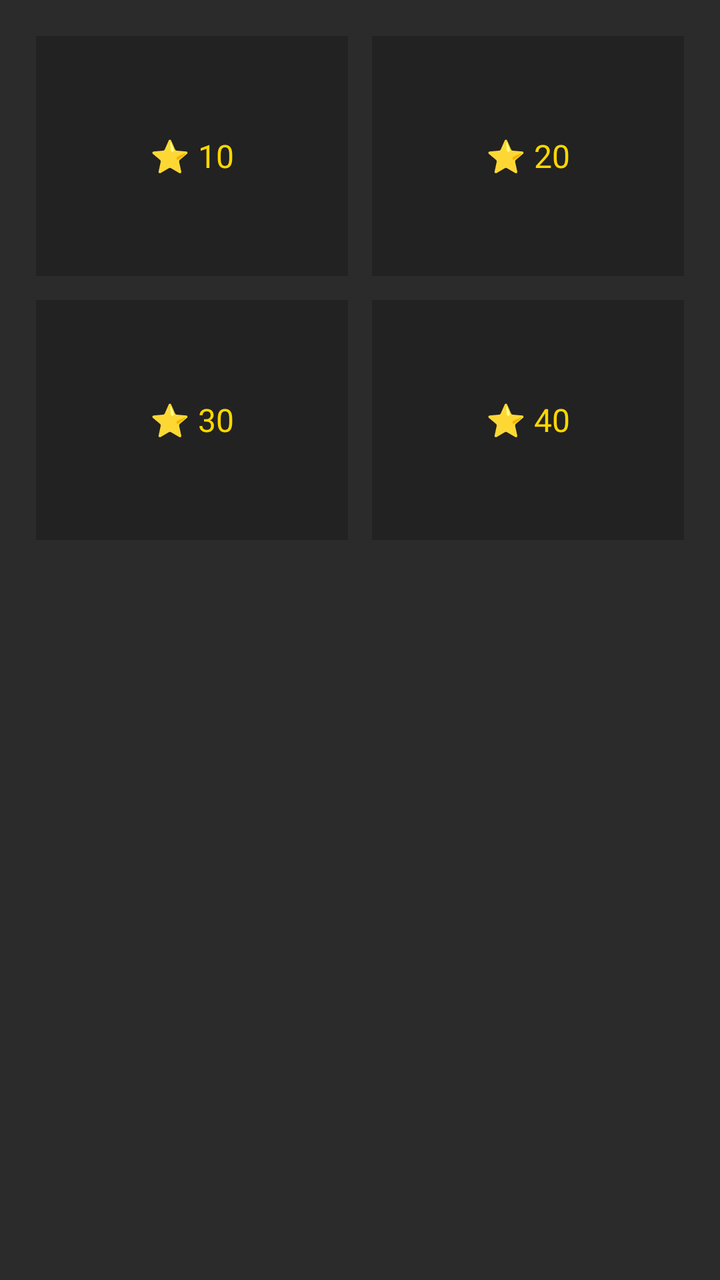
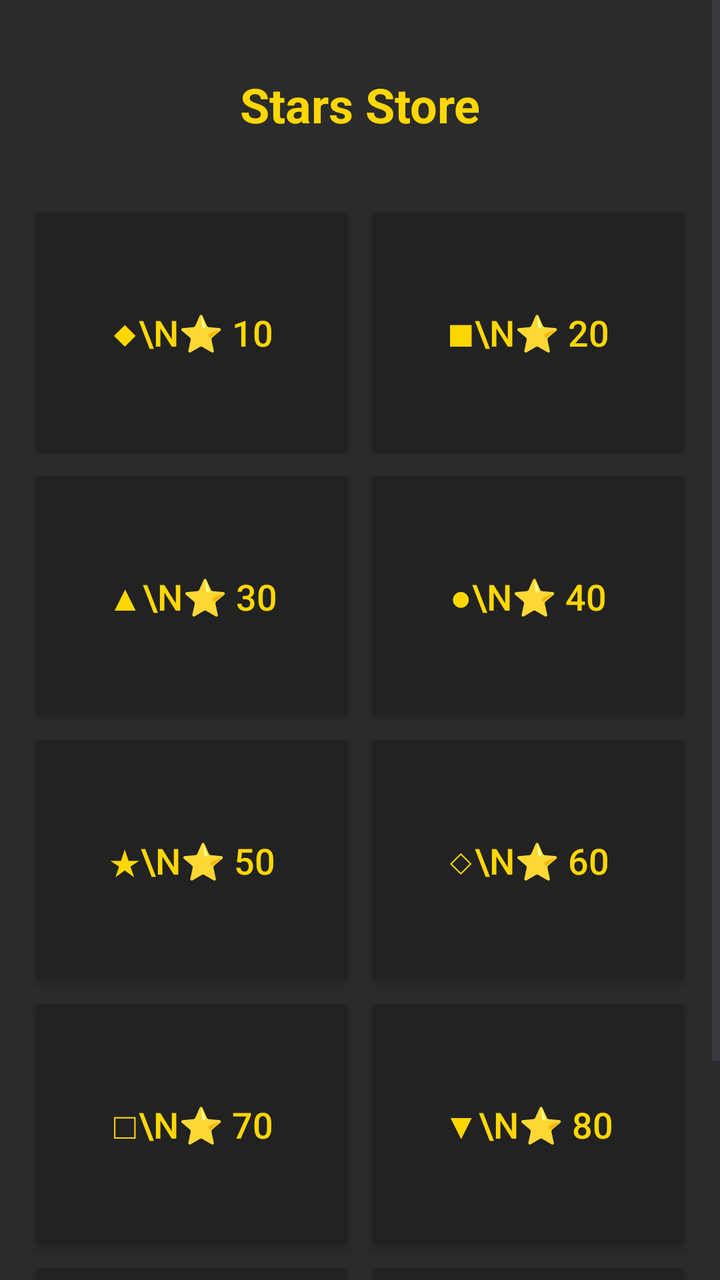

An Android layout rendered at two revisions. The XML below is the earlier revision; the diff shows what the commit changed to produce the second picture.
<!-- AndroidManifest.xml: application theme Theme.DanielColorSwitch -->
<!-- res/layout/activity_star_store.xml -->
<?xml version="1.0" encoding="utf-8"?>
<ScrollView xmlns:android="http://schemas.android.com/apk/res/android"
    android:layout_width="match_parent"
    android:layout_height="match_parent"
    android:fillViewport="true"
    android:background="#2B2B2B">


    <LinearLayout
        android:layout_width="match_parent"
        android:layout_height="wrap_content"
        android:orientation="vertical"
        android:padding="12dp">

        
        <LinearLayout
            android:layout_width="match_parent"
            android:layout_height="wrap_content"
            android:orientation="horizontal">

            <LinearLayout
                android:layout_width="0dp"
                android:layout_height="120dp"
                android:layout_weight="1"
                android:layout_margin="6dp"
                android:background="#222222"
                android:gravity="center"
                android:clickable="true"
                android:focusable="true">

                <TextView
                    android:layout_width="wrap_content"
                    android:layout_height="wrap_content"
                    android:text="⭐ 10"
                    android:textColor="#FFD700"
                    android:textSize="16sp" />
            </LinearLayout>

            <LinearLayout
                android:layout_width="0dp"
                android:layout_height="120dp"
                android:layout_weight="1"
                android:layout_margin="6dp"
                android:background="#222222"
                android:gravity="center"
                android:clickable="true"
                android:focusable="true">

                <TextView
                    android:layout_width="wrap_content"
                    android:layout_height="wrap_content"
                    android:text="⭐ 20"
                    android:textColor="#FFD700"
                    android:textSize="16sp" />
            </LinearLayout>

        </LinearLayout>

        
        <LinearLayout
            android:layout_width="match_parent"
            android:layout_height="wrap_content"
            android:orientation="horizontal">

            <LinearLayout
                android:layout_width="0dp"
                android:layout_height="120dp"
                android:layout_weight="1"
                android:layout_margin="6dp"
                android:background="#222222"
                android:gravity="center"
                android:clickable="true"
                android:focusable="true">

                <TextView
                    android:layout_width="wrap_content"
                    android:layout_height="wrap_content"
                    android:text="⭐ 30"
                    android:textColor="#FFD700"
                    android:textSize="16sp" />
            </LinearLayout>

            <LinearLayout
                android:layout_width="0dp"
                android:layout_height="120dp"
                android:layout_weight="1"
                android:layout_margin="6dp"
                android:background="#222222"
                android:gravity="center"
                android:clickable="true"
                android:focusable="true">

                <TextView
                    android:layout_width="wrap_content"
                    android:layout_height="wrap_content"
                    android:text="⭐ 40"
                    android:textColor="#FFD700"
                    android:textSize="16sp" />
            </LinearLayout>

        </LinearLayout>

    </LinearLayout>

</ScrollView>
<!-- resources referenced by this layout -->
<resources>
  <style name="Theme.DanielColorSwitch" parent="Base.Theme.DanielColorSwitch" />
  <style name="Base.Theme.DanielColorSwitch" parent="Theme.Material3.DayNight.NoActionBar">
          
          
      </style>
</resources>

<!-- the commit's change to res/layout/activity_star_store.xml (unified diff, before → after) -->
@@ -2,9 +2,8 @@
 <ScrollView xmlns:android="http://schemas.android.com/apk/res/android"
     android:layout_width="match_parent"
     android:layout_height="match_parent"
-    android:fillViewport="true"
-    android:background="#2B2B2B">
-
+    android:background="#2B2B2B"
+    android:fillViewport="true">
 
     <LinearLayout
         android:layout_width="match_parent"
@@ -13,93 +12,135 @@
         android:padding="12dp">
 
         
-        <LinearLayout
+        <TextView
             android:layout_width="match_parent"
             android:layout_height="wrap_content"
-            android:orientation="horizontal">
+            android:text="Stars Store"
+            android:textColor="#FFD700"
+            android:textSize="24sp"
+            android:textStyle="bold"
+            android:gravity="center"
+            android:layout_marginTop="24dp"
+            android:layout_marginBottom="32dp"/>
 
-            <LinearLayout
+        
+        <GridLayout
+            android:layout_width="match_parent"
+            android:layout_height="wrap_content"
+            android:columnCount="2">
+
+            
+            <Button
                 android:layout_width="0dp"
                 android:layout_height="120dp"
-                android:layout_weight="1"
+                android:layout_columnWeight="1"
                 android:layout_margin="6dp"
                 android:background="#222222"
-                android:gravity="center"
-                android:clickable="true"
-                android:focusable="true">
+                android:text="◆\n⭐ 10"
+                android:textSize="18sp"
+                android:id="@+id/btn1"
+                android:textColor="#FFD700"/>
 
-                <TextView
-                    android:layout_width="wrap_content"
-                    android:layout_height="wrap_content"
-                    android:text="⭐ 10"
-                    android:textColor="#FFD700"
-                    android:textSize="16sp" />
-            </LinearLayout>
-
-            <LinearLayout
+            <Button
                 android:layout_width="0dp"
                 android:layout_height="120dp"
-                android:layout_weight="1"
+                android:layout_columnWeight="1"
                 android:layout_margin="6dp"
                 android:background="#222222"
-                android:gravity="center"
-                android:clickable="true"
-                android:focusable="true">
+                android:text="■\n⭐ 20"
+                android:textSize="18sp"
+                android:id="@+id/btn2"
+                android:textColor="#FFD700"/>
 
-                <TextView
-                    android:layout_width="wrap_content"
-                    android:layout_height="wrap_content"
-                    android:text="⭐ 20"
-                    android:textColor="#FFD700"
-                    android:textSize="16sp" />
-            </LinearLayout>
-
-        </LinearLayout>
-
-        
-        <LinearLayout
-            android:layout_width="match_parent"
-            android:layout_height="wrap_content"
-            android:orientation="horizontal">
-
-            <LinearLayout
+            <Button
                 android:layout_width="0dp"
                 android:layout_height="120dp"
-                android:layout_weight="1"
+                android:layout_columnWeight="1"
                 android:layout_margin="6dp"
                 android:background="#222222"
-                android:gravity="center"
-                android:clickable="true"
-                android:focusable="true">
+                android:text="▲\n⭐ 30"
+                android:textSize="18sp"
+                android:id="@+id/btn3"
+                android:textColor="#FFD700"/>
 
-                <TextView
-                    android:layout_width="wrap_content"
-                    android:layout_height="wrap_content"
-                    android:text="⭐ 30"
-                    android:textColor="#FFD700"
-                    android:textSize="16sp" />
-            </LinearLayout>
-
-            <LinearLayout
+            <Button
                 android:layout_width="0dp"
                 android:layout_height="120dp"
-                android:layout_weight="1"
+                android:layout_columnWeight="1"
                 android:layout_margin="6dp"
                 android:background="#222222"
-                android:gravity="center"
-                android:clickable="true"
-                android:focusable="true">
+                android:text="●\n⭐ 40"
+                android:textSize="18sp"
+                android:id="@+id/btn4"
+                android:textColor="#FFD700"/>
 
-                <TextView
-                    android:layout_width="wrap_content"
-                    android:layout_height="wrap_content"
-                    android:text="⭐ 40"
-                    android:textColor="#FFD700"
-                    android:textSize="16sp" />
-            </LinearLayout>
+            <Button
+                android:layout_width="0dp"
+                android:layout_height="120dp"
+                android:layout_columnWeight="1"
+                android:layout_margin="6dp"
+                android:background="#222222"
+                android:text="★\n⭐ 50"
+                android:textSize="18sp"
+                android:id="@+id/btn5"
+                android:textColor="#FFD700"/>
 
-        </LinearLayout>
+            <Button
+                android:layout_width="0dp"
+                android:layout_height="120dp"
+                android:layout_columnWeight="1"
+                android:layout_margin="6dp"
+                android:background="#222222"
+                android:text="◇\n⭐ 60"
+                android:textSize="18sp"
+                android:id="@+id/btn6"
+                android:textColor="#FFD700"/>
+
+            <Button
+                android:layout_width="0dp"
+                android:layout_height="120dp"
+                android:layout_columnWeight="1"
+                android:layout_margin="6dp"
+                android:background="#222222"
+                android:text="□\n⭐ 70"
+                android:textSize="18sp"
+                android:id="@+id/btn7"
+                android:textColor="#FFD700"/>
+
+            <Button
+                android:layout_width="0dp"
+                android:layout_height="120dp"
+                android:layout_columnWeight="1"
+                android:layout_margin="6dp"
+                android:background="#222222"
+                android:text="▼\n⭐ 80"
+                android:id="@+id/btn8"
+                android:textSize="18sp"
+                android:textColor="#FFD700"/>
+
+            <Button
+                android:layout_width="0dp"
+                android:layout_height="120dp"
+                android:layout_columnWeight="1"
+                android:layout_margin="6dp"
+                android:background="#222222"
+                android:text="○\n⭐ 90"
+                android:id="@+id/btn9"
+                android:textSize="18sp"
+                android:textColor="#FFD700"/>
+
+            <Button
+                android:layout_width="0dp"
+                android:layout_height="120dp"
+                android:layout_columnWeight="1"
+                android:layout_margin="6dp"
+                android:background="#222222"
+                android:text="☆\n⭐ 100"
+                android:id="@+id/btn10"
+                android:textSize="18sp"
+                android:textColor="#FFD700"/>
+
+        </GridLayout>
 
     </LinearLayout>
-
 </ScrollView>
